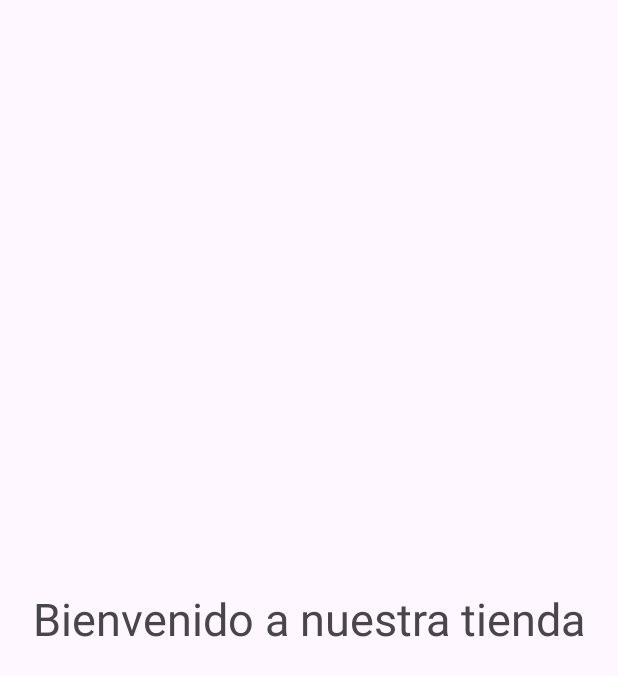
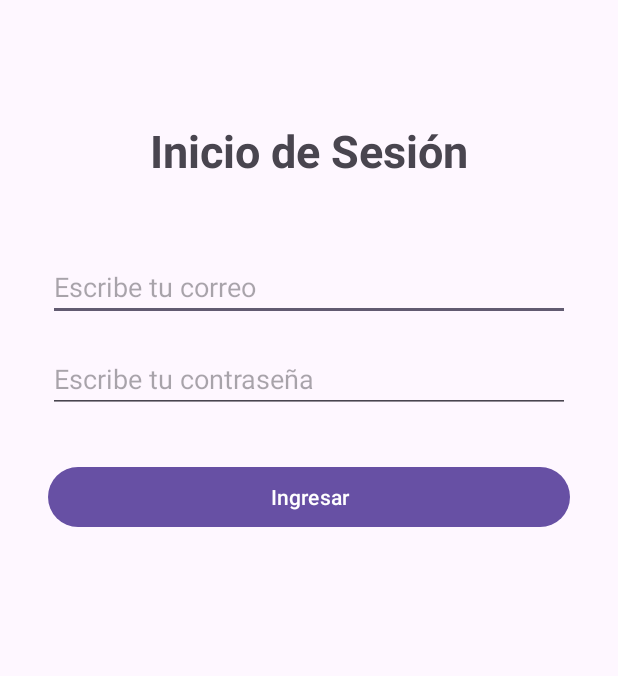
Before and after one commit to naxo-910/MiTiendaApp, an Android app: the layout activity_main.xml on its own in the app's theme, with its tools: preview values and no code run, on a phone screen of 412 x 824 dp. Shown: the top 676 px of the screen. Run offline under Robolectric (Android 15) with nearby library versions, the phone set to English and light mode, and no system bars.

```diff
--- a/app/build.gradle.kts
+++ b/app/build.gradle.kts
@@ -7,6 +7,10 @@ android {
     namespace = "cl.mitienda.app"
     compileSdk {
         version = release(36)
+    }
+
+    buildFeatures {
+        viewBinding = true
     }
 
     defaultConfig {
--- a/app/src/main/res/layout/activity_main.xml
+++ b/app/src/main/res/layout/activity_main.xml
@@ -1,21 +1,54 @@
 <?xml version="1.0" encoding="utf-8"?>
-<androidx.constraintlayout.widget.ConstraintLayout
-    xmlns:android="http://schemas.android.com/apk/res/android"
+<androidx.constraintlayout.widget.ConstraintLayout xmlns:android="http://schemas.android.com/apk/res/android"
+    xmlns:app="http://schemas.android.com/apk/res-auto"
     xmlns:tools="http://schemas.android.com/tools"
-    xmlns:app="http://schemas.android.com/apk/res-auto"
     android:id="@+id/main"
     android:layout_width="match_parent"
     android:layout_height="match_parent"
     tools:context=".MainActivity">
 
     <TextView
+        android:id="@+id/textView_title"
         android:layout_width="wrap_content"
         android:layout_height="wrap_content"
-        android:text="Bienvenido a nuestra tienda"
+        android:layout_marginTop="80dp"
+        android:text="Inicio de Sesión"
         android:textSize="30sp"
-        app:layout_constraintBottom_toBottomOf="parent"
+        android:textStyle="bold"
         app:layout_constraintEnd_toEndOf="parent"
         app:layout_constraintStart_toStartOf="parent"
-        app:layout_constraintTop_toTopOf="parent" />
+        app:layout_constraintTop_toTopOf="parent" /> <EditText
+    android:id="@+id/editText_email"
+    android:layout_width="0dp"
+    android:layout_height="wrap_content"
+    android:layout_marginStart="32dp"
+    android:layout_marginTop="48dp"
+    android:layout_marginEnd="32dp"
+    android:hint="Escribe tu correo"
+    android:inputType="textEmailAddress"
+    app:layout_constraintEnd_toEndOf="parent"
+    app:layout_constraintStart_toStartOf="parent"
+    app:layout_constraintTop_toBottomOf="@+id/textView_title" />
 
-  </androidx.constraintlayout.widget.ConstraintLayout>
+    <EditText
+        android:id="@+id/editText_password"
+        android:layout_width="0dp"
+        android:layout_height="wrap_content"
+        android:layout_marginTop="16dp"
+        android:hint="Escribe tu contraseña"
+        android:inputType="textPassword"
+        app:layout_constraintEnd_toEndOf="@+id/editText_email"
+        app:layout_constraintStart_toStartOf="@+id/editText_email"
+        app:layout_constraintTop_toBottomOf="@+id/editText_email" />
+
+    <Button
+        android:id="@+id/button_login"
+        android:layout_width="0dp"
+        android:layout_height="wrap_content"
+        android:layout_marginTop="32dp"
+        android:text="Ingresar"
+        app:layout_constraintEnd_toEndOf="@+id/editText_password"
+        app:layout_constraintStart_toStartOf="@+id/editText_password"
+        app:layout_constraintTop_toBottomOf="@+id/editText_password" />
+
+</androidx.constraintlayout.widget.ConstraintLayout>
```
Also changed, not shown: app/src/main/java/cl/mitienda/app/MainActivity.kt (+26 -9 lines).
